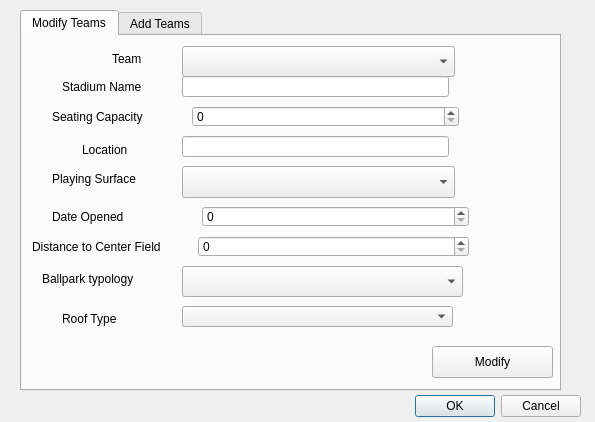
The window that Baseball/modifyTeams.ui (Ykhan799/CS-1D-Project-2-Baseball) describes before a commit, drawn with Qt 5.
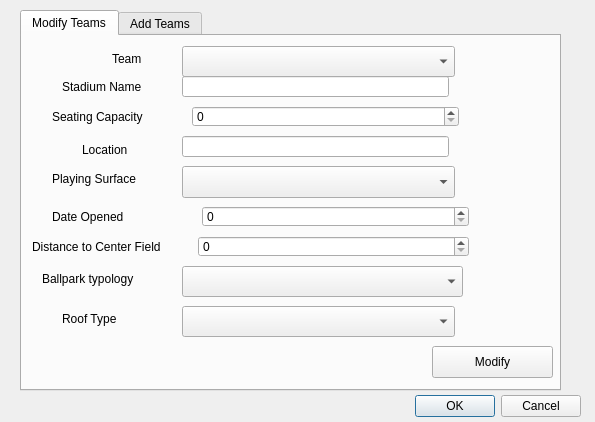
The same window after the commit.

Commit message: Finished Modifying Team Information

What changed in the file:
```diff
--- a/Baseball/modifyTeams.ui
+++ b/Baseball/modifyTeams.ui
@@ -209,16 +209,6 @@
       <string>Roof Type</string>
      </property>
     </widget>
-    <widget class="QComboBox" name="roofComboBox">
-     <property name="geometry">
-      <rect>
-       <x>160</x>
-       <y>270</y>
-       <width>271</width>
-       <height>21</height>
-      </rect>
-     </property>
-    </widget>
     <widget class="QLabel" name="labels">
      <property name="geometry">
       <rect>
@@ -265,6 +255,16 @@
       </rect>
      </property>
     </widget>
+    <widget class="QComboBox" name="roofComboBox">
+     <property name="geometry">
+      <rect>
+       <x>160</x>
+       <y>270</y>
+       <width>273</width>
+       <height>31</height>
+      </rect>
+     </property>
+    </widget>
    </widget>
    <widget class="QWidget" name="add">
     <attribute name="title">
```
The commit also changes 5 other files.
